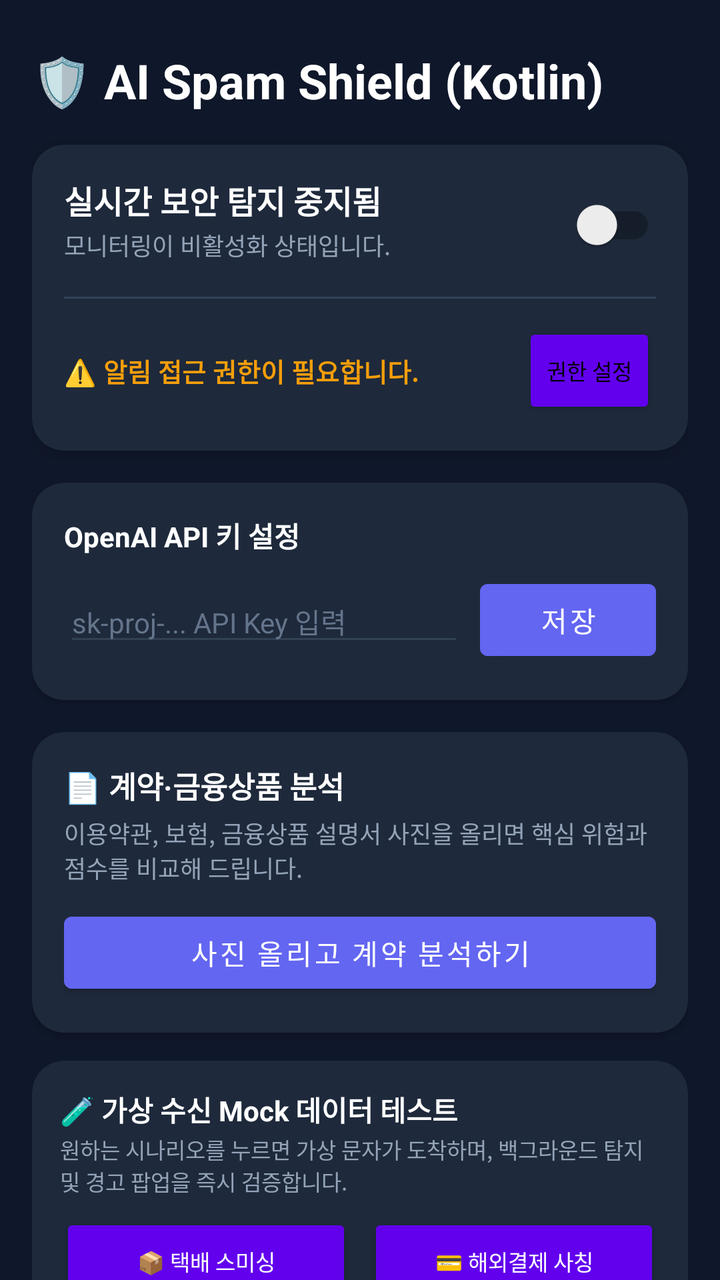
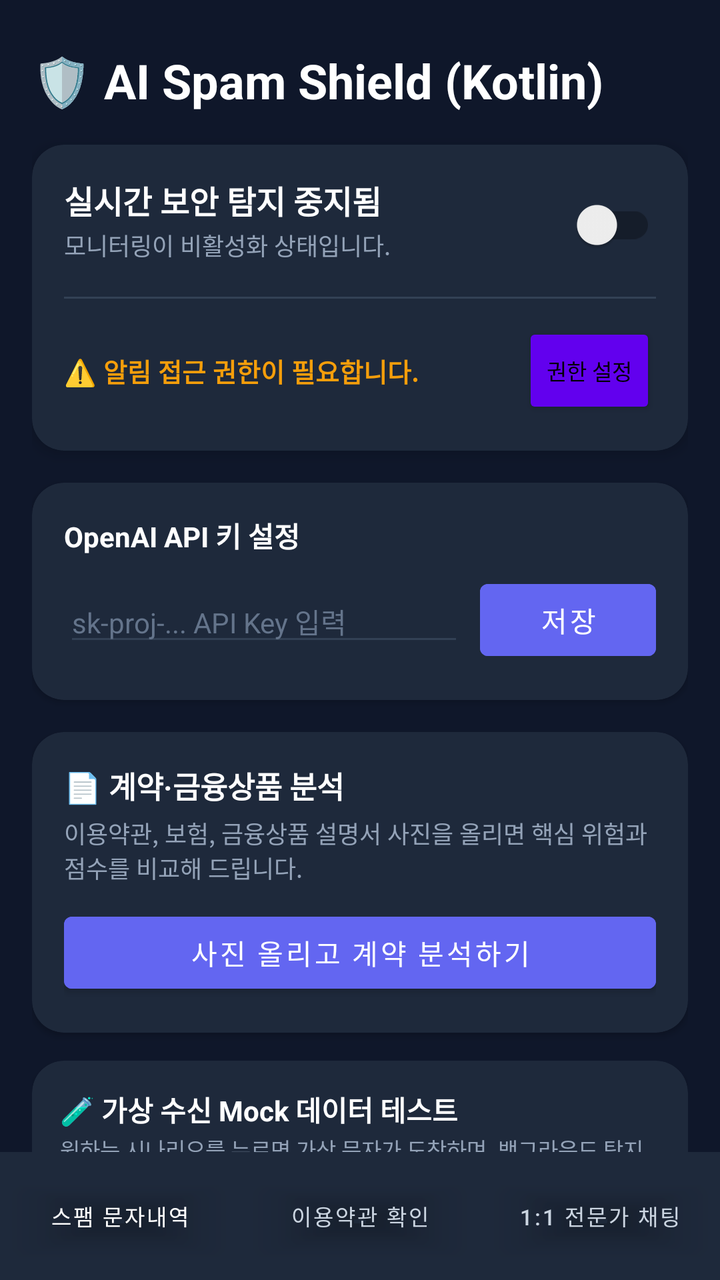

The first picture is an Android layout as it rendered before a commit; the second is the same layout after the commit. The layout source and the unified diff follow.
<!-- AndroidManifest.xml: application theme Theme.MaterialComponents.DayNight.NoActionBar -->
<!-- res/layout/activity_main.xml -->
<?xml version="1.0" encoding="utf-8"?>
<androidx.core.widget.NestedScrollView xmlns:android="http://schemas.android.com/apk/res/android"
    xmlns:app="http://schemas.android.com/apk/res-auto"
    xmlns:tools="http://schemas.android.com/tools"
    android:layout_width="match_parent"
    android:layout_height="match_parent"
    android:background="#0F172A"
    android:fillViewport="true"
    tools:context=".MainActivity">

<LinearLayout
    android:layout_width="match_parent"
    android:layout_height="wrap_content"
    android:orientation="vertical"
    android:padding="16dp">

    
    <TextView
        android:id="@+id/tvTitle"
        android:layout_width="match_parent"
        android:layout_height="wrap_content"
        android:text="🛡️ AI Spam Shield (Kotlin)"
        android:textColor="#FFFFFF"
        android:textSize="24sp"
        android:textStyle="bold"
        android:gravity="center_vertical"
        android:paddingVertical="8dp" />

    
    <androidx.cardview.widget.CardView
        android:layout_width="match_parent"
        android:layout_height="wrap_content"
        android:layout_marginVertical="8dp"
        app:cardCornerRadius="16dp"
        app:cardBackgroundColor="#1E293B"
        app:cardElevation="4dp">

        <LinearLayout
            android:layout_width="match_parent"
            android:layout_height="wrap_content"
            android:orientation="vertical"
            android:padding="16dp">

            <RelativeLayout
                android:layout_width="match_parent"
                android:layout_height="wrap_content">

                <LinearLayout
                    android:layout_width="wrap_content"
                    android:layout_height="wrap_content"
                    android:orientation="vertical"
                    android:layout_alignParentStart="true"
                    android:layout_toStartOf="@id/swMonitoring">

                    <TextView
                        android:id="@+id/tvStatusTitle"
                        android:layout_width="wrap_content"
                        android:layout_height="wrap_content"
                        android:text="실시간 보안 탐지 중지됨"
                        android:textColor="#FFFFFF"
                        android:textSize="16sp"
                        android:textStyle="bold" />

                    <TextView
                        android:id="@+id/tvStatusSub"
                        android:layout_width="wrap_content"
                        android:layout_height="wrap_content"
                        android:text="모니터링이 비활성화 상태입니다."
                        android:textColor="#94A3B8"
                        android:textSize="12sp"
                        android:layout_marginTop="2dp" />
                </LinearLayout>

                <androidx.appcompat.widget.SwitchCompat
                    android:id="@+id/swMonitoring"
                    android:layout_width="wrap_content"
                    android:layout_height="wrap_content"
                    android:layout_alignParentEnd="true"
                    android:layout_centerVertical="true" />
            </RelativeLayout>

            <View
                android:layout_width="match_parent"
                android:layout_height="1dp"
                android:background="#334155"
                android:layout_marginVertical="12dp" />

            <RelativeLayout
                android:layout_width="match_parent"
                android:layout_height="wrap_content">

                <TextView
                    android:id="@+id/tvPermissionState"
                    android:layout_width="wrap_content"
                    android:layout_height="wrap_content"
                    android:layout_centerVertical="true"
                    android:layout_alignParentStart="true"
                    android:text="⚠️ 알림 접근 권한이 필요합니다."
                    android:textColor="#F59E0B"
                    android:textSize="13sp"
                    android:textStyle="bold" />

                <Button
                    android:id="@+id/btnPermission"
                    android:layout_width="wrap_content"
                    android:layout_height="wrap_content"
                    android:layout_alignParentEnd="true"
                    android:text="권한 설정"
                    android:textSize="11sp"
                    android:paddingHorizontal="12dp"
                    android:backgroundTint="#F59E0B"
                    android:textColor="#000000"
                    style="?android:attr/buttonStyleSmall" />
            </RelativeLayout>
        </LinearLayout>
    </androidx.cardview.widget.CardView>

    
    <androidx.cardview.widget.CardView
        android:layout_width="match_parent"
        android:layout_height="wrap_content"
        android:layout_marginVertical="8dp"
        app:cardCornerRadius="16dp"
        app:cardBackgroundColor="#1E293B"
        app:cardElevation="2dp">

        <LinearLayout
            android:layout_width="match_parent"
            android:layout_height="wrap_content"
            android:orientation="vertical"
            android:padding="16dp">

            <TextView
                android:layout_width="wrap_content"
                android:layout_height="wrap_content"
                android:text="OpenAI API 키 설정"
                android:textColor="#FFFFFF"
                android:textSize="14sp"
                android:textStyle="bold" />

            <LinearLayout
                android:layout_width="match_parent"
                android:layout_height="wrap_content"
                android:orientation="horizontal"
                android:layout_marginTop="8dp">

                <EditText
                    android:id="@+id/etApiKey"
                    android:layout_width="0dp"
                    android:layout_height="wrap_content"
                    android:layout_weight="1"
                    android:hint="sk-proj-... API Key 입력"
                    android:inputType="textPassword"
                    android:textColor="#FFFFFF"
                    android:textColorHint="#64748B"
                    android:textSize="14sp"
                    android:backgroundTint="#334155" />

                <Button
                    android:id="@+id/btnSaveKey"
                    android:layout_width="wrap_content"
                    android:layout_height="wrap_content"
                    android:layout_marginStart="8dp"
                    android:text="저장"
                    android:backgroundTint="#6366F1" />
            </LinearLayout>
            </LinearLayout>
    </androidx.cardview.widget.CardView>

    
    <androidx.cardview.widget.CardView
        android:layout_width="match_parent"
        android:layout_height="wrap_content"
        android:layout_marginVertical="8dp"
        app:cardCornerRadius="16dp"
        app:cardBackgroundColor="#1E293B"
        app:cardElevation="2dp">

        <LinearLayout
            android:layout_width="match_parent"
            android:layout_height="wrap_content"
            android:orientation="vertical"
            android:padding="16dp">

            <TextView
                android:layout_width="wrap_content"
                android:layout_height="wrap_content"
                android:text="📄 계약·금융상품 분석"
                android:textColor="#FFFFFF"
                android:textSize="15sp"
                android:textStyle="bold" />

            <TextView
                android:layout_width="match_parent"
                android:layout_height="wrap_content"
                android:layout_marginTop="4dp"
                android:text="이용약관, 보험, 금융상품 설명서 사진을 올리면 핵심 위험과 점수를 비교해 드립니다."
                android:textColor="#94A3B8"
                android:textSize="12sp" />

            <Button
                android:id="@+id/btnContractAnalysis"
                android:layout_width="match_parent"
                android:layout_height="wrap_content"
                android:layout_marginTop="10dp"
                android:backgroundTint="#6366F1"
                android:text="사진 올리고 계약 분석하기"
                android:textColor="#FFFFFF" />
        </LinearLayout>
    </androidx.cardview.widget.CardView>

    
    <androidx.cardview.widget.CardView
        android:layout_width="match_parent"
        android:layout_height="wrap_content"
        android:layout_marginVertical="6dp"
        app:cardCornerRadius="16dp"
        app:cardBackgroundColor="#1E293B"
        app:cardElevation="2dp">

        <LinearLayout
            android:layout_width="match_parent"
            android:layout_height="wrap_content"
            android:orientation="vertical"
            android:padding="14dp">

            <TextView
                android:layout_width="wrap_content"
                android:layout_height="wrap_content"
                android:text="🧪 가상 수신 Mock 데이터 테스트"
                android:textColor="#FFFFFF"
                android:textSize="14sp"
                android:textStyle="bold" />

            <TextView
                android:layout_width="match_parent"
                android:layout_height="wrap_content"
                android:text="원하는 시나리오를 누르면 가상 문자가 도착하며, 백그라운드 탐지 및 경고 팝업을 즉시 검증합니다."
                android:textColor="#94A3B8"
                android:textSize="11sp"
                android:layout_marginTop="2dp" />

            
            <LinearLayout
                android:layout_width="match_parent"
                android:layout_height="wrap_content"
                android:orientation="horizontal"
                android:layout_marginTop="8dp">

                <Button
                    android:id="@+id/btnMockDelivery"
                    android:layout_width="0dp"
                    android:layout_height="wrap_content"
                    android:layout_weight="1"
                    android:text="📦 택배 스미싱"
                    android:textSize="11sp"
                    android:backgroundTint="#EF4444"
                    android:textColor="#FFFFFF"
                    style="?android:attr/buttonStyleSmall" />

                <Space
                    android:layout_width="8dp"
                    android:layout_height="wrap_content" />

                <Button
                    android:id="@+id/btnMockPayment"
                    android:layout_width="0dp"
                    android:layout_height="wrap_content"
                    android:layout_weight="1"
                    android:text="💳 해외결제 사칭"
                    android:textSize="11sp"
                    android:backgroundTint="#EF4444"
                    android:textColor="#FFFFFF"
                    style="?android:attr/buttonStyleSmall" />
            </LinearLayout>

            
            <LinearLayout
                android:layout_width="match_parent"
                android:layout_height="wrap_content"
                android:orientation="horizontal"
                android:layout_marginTop="4dp">

                <Button
                    android:id="@+id/btnMockLoan"
                    android:layout_width="0dp"
                    android:layout_height="wrap_content"
                    android:layout_weight="1"
                    android:text="💰 대출/투자 스팸"
                    android:textSize="11sp"
                    android:backgroundTint="#F97316"
                    android:textColor="#FFFFFF"
                    style="?android:attr/buttonStyleSmall" />

                <Space
                    android:layout_width="8dp"
                    android:layout_height="wrap_content" />

                <Button
                    android:id="@+id/btnMockCondolence"
                    android:layout_width="0dp"
                    android:layout_height="wrap_content"
                    android:layout_weight="1"
                    android:text="✉️ 모바일 부고장"
                    android:textSize="11sp"
                    android:backgroundTint="#DC2626"
                    android:textColor="#FFFFFF"
                    style="?android:attr/buttonStyleSmall" />
            </LinearLayout>

            
            <LinearLayout
                android:layout_width="match_parent"
                android:layout_height="wrap_content"
                android:orientation="horizontal"
                android:layout_marginTop="4dp">

                <Button
                    android:id="@+id/btnMockNormalFriend"
                    android:layout_width="0dp"
                    android:layout_height="wrap_content"
                    android:layout_weight="1"
                    android:text="☕ 친구 일상 대화"
                    android:textSize="11sp"
                    android:backgroundTint="#10B981"
                    android:textColor="#FFFFFF"
                    style="?android:attr/buttonStyleSmall" />

                <Space
                    android:layout_width="8dp"
                    android:layout_height="wrap_content" />

                <Button
                    android:id="@+id/btnMockNormalAuth"
                    android:layout_width="0dp"
                    android:layout_height="wrap_content"
                    android:layout_weight="1"
                    android:text="🔒 정상 인증번호"
                    android:textSize="11sp"
                    android:backgroundTint="#059669"
                    android:textColor="#FFFFFF"
                    style="?android:attr/buttonStyleSmall" />
            </LinearLayout>
        </LinearLayout>
    </androidx.cardview.widget.CardView>

    
    <RelativeLayout
        android:layout_width="match_parent"
        android:layout_height="wrap_content"
        android:layout_marginTop="12dp">

        <TextView
            android:layout_width="wrap_content"
            android:layout_height="wrap_content"
            android:layout_alignParentStart="true"
            android:layout_centerVertical="true"
            android:text="📋 스캔 분석 이력 로그"
            android:textColor="#FFFFFF"
            android:textSize="15sp"
            android:textStyle="bold" />

        <TextView
            android:id="@+id/tvClearLogs"
            android:layout_width="wrap_content"
            android:layout_height="wrap_content"
            android:layout_alignParentEnd="true"
            android:layout_centerVertical="true"
            android:text="비우기"
            android:textColor="#94A3B8"
            android:textSize="13sp"
            android:clickable="true"
            android:focusable="true" />
    </RelativeLayout>

    
    <androidx.recyclerview.widget.RecyclerView
        android:id="@+id/rvLogs"
        android:layout_width="match_parent"
        android:layout_height="wrap_content"
        android:layout_marginTop="8dp"
        android:nestedScrollingEnabled="false"
        tools:listitem="@layout/item_log" />

</LinearLayout>
</androidx.core.widget.NestedScrollView>
<!-- res/layout/item_log.xml (included above) -->
<?xml version="1.0" encoding="utf-8"?>
<androidx.cardview.widget.CardView xmlns:android="http://schemas.android.com/apk/res/android"
    xmlns:app="http://schemas.android.com/apk/res-auto"
    android:layout_width="match_parent"
    android:layout_height="wrap_content"
    android:layout_marginVertical="6dp"
    app:cardCornerRadius="12dp"
    app:cardBackgroundColor="#1E293B"
    app:cardElevation="2dp">

    <LinearLayout
        android:layout_width="match_parent"
        android:layout_height="wrap_content"
        android:orientation="vertical"
        android:padding="14dp">

        <RelativeLayout
            android:layout_width="match_parent"
            android:layout_height="wrap_content">

            <ImageView
                android:id="@+id/ivLogIcon"
                android:layout_width="32dp"
                android:layout_height="32dp"
                android:layout_alignParentStart="true"
                android:layout_centerVertical="true"
                android:src="@android:drawable/ic_dialog_alert"
                android:backgroundTint="#EF4444" />

            <LinearLayout
                android:layout_width="wrap_content"
                android:layout_height="wrap_content"
                android:orientation="vertical"
                android:layout_toEndOf="@id/ivLogIcon"
                android:layout_toStartOf="@id/tvLogTime"
                android:layout_marginStart="12dp"
                android:layout_centerVertical="true">

                <TextView
                    android:id="@+id/tvLogTitle"
                    android:layout_width="wrap_content"
                    android:layout_height="wrap_content"
                    android:text="010-1234-5678"
                    android:textColor="#FFFFFF"
                    android:textSize="14sp"
                    android:textStyle="bold" />

                <TextView
                    android:id="@+id/tvLogApp"
                    android:layout_width="wrap_content"
                    android:layout_height="wrap_content"
                    android:text="com.android.mms"
                    android:textColor="#64748B"
                    android:textSize="11sp" />
            </LinearLayout>

            <TextView
                android:id="@+id/tvLogTime"
                android:layout_width="wrap_content"
                android:layout_height="wrap_content"
                android:layout_alignParentEnd="true"
                android:layout_alignParentTop="true"
                android:text="12:34:56"
                android:textColor="#94A3B8"
                android:textSize="11sp" />
        </RelativeLayout>

        
        <TextView
            android:id="@+id/tvLogContent"
            android:layout_width="match_parent"
            android:layout_height="wrap_content"
            android:layout_marginTop="8dp"
            android:text="수신된 메시지 원본 텍스트 내용이 여기에 표시됩니다."
            android:textColor="#E2E8F0"
            android:textSize="13sp" />

        <View
            android:layout_width="match_parent"
            android:layout_height="1dp"
            android:background="#334155"
            android:layout_marginVertical="10dp" />

        
        <LinearLayout
            android:layout_width="match_parent"
            android:layout_height="wrap_content"
            android:orientation="vertical">

            <LinearLayout
                android:layout_width="match_parent"
                android:layout_height="wrap_content"
                android:orientation="horizontal"
                android:gravity="center_vertical">

                <TextView
                    android:layout_width="wrap_content"
                    android:layout_height="wrap_content"
                    android:text="보안 스캔 결과: "
                    android:textColor="#94A3B8"
                    android:textSize="11sp"
                    android:textStyle="bold" />

                <TextView
                    android:id="@+id/tvLogResultBadge"
                    android:layout_width="wrap_content"
                    android:layout_height="wrap_content"
                    android:text="⚠️ 스팸 (HIGH)"
                    android:textColor="#EF4444"
                    android:textSize="11sp"
                    android:textStyle="bold"
                    android:background="#3A1C22"
                    android:paddingHorizontal="6dp"
                    android:paddingVertical="2dp"
                    android:layout_marginStart="4dp" />
            </LinearLayout>

            <TextView
                android:id="@+id/tvLogReason"
                android:layout_width="match_parent"
                android:layout_height="wrap_content"
                android:layout_marginTop="6dp"
                android:text="스팸 판별 사유 및 AI 리포트 요약 텍스트"
                android:textColor="#FDBA74"
                android:textSize="12sp"
                android:lineSpacingMultiplier="1.2" />
        </LinearLayout>

    </LinearLayout>
</androidx.cardview.widget.CardView>
<!-- resources referenced by this layout -->
<resources>

</resources>

<!-- the commit's change to res/layout/activity_main.xml (unified diff, before → after) -->
@@ -1,12 +1,18 @@
 <?xml version="1.0" encoding="utf-8"?>
-<androidx.core.widget.NestedScrollView xmlns:android="http://schemas.android.com/apk/res/android"
+<LinearLayout xmlns:android="http://schemas.android.com/apk/res/android"
     xmlns:app="http://schemas.android.com/apk/res-auto"
     xmlns:tools="http://schemas.android.com/tools"
     android:layout_width="match_parent"
     android:layout_height="match_parent"
     android:background="#0F172A"
-    android:fillViewport="true"
+    android:orientation="vertical"
     tools:context=".MainActivity">
+
+<androidx.core.widget.NestedScrollView
+    android:layout_width="match_parent"
+    android:layout_height="0dp"
+    android:layout_weight="1"
+    android:fillViewport="true">
 
 <LinearLayout
     android:layout_width="match_parent"
@@ -384,6 +390,9 @@
 
 </LinearLayout>
 </androidx.core.widget.NestedScrollView>
+
+<include layout="@layout/include_bottom_navigation" />
+</LinearLayout>
 <!-- res/layout/item_log.xml (included above) -->
 <?xml version="1.0" encoding="utf-8"?>
 <androidx.cardview.widget.CardView xmlns:android="http://schemas.android.com/apk/res/android"
@@ -515,3 +524,44 @@
 
     </LinearLayout>
 </androidx.cardview.widget.CardView>
+<!-- res/layout/include_bottom_navigation.xml (included above) -->
+<?xml version="1.0" encoding="utf-8"?>
+<LinearLayout xmlns:android="http://schemas.android.com/apk/res/android"
+    android:id="@+id/bottomNavigation"
+    android:layout_width="match_parent"
+    android:layout_height="wrap_content"
+    android:background="#1E293B"
+    android:orientation="horizontal"
+    android:paddingTop="8dp"
+    android:paddingBottom="8dp">
+
+    <Button
+        android:id="@+id/navSpamLogs"
+        android:layout_width="0dp"
+        android:layout_height="wrap_content"
+        android:layout_weight="1"
+        android:backgroundTint="@android:color/transparent"
+        android:text="스팸 문자내역"
+        android:textColor="#FFFFFF"
+        android:textSize="11sp" />
+
+    <Button
+        android:id="@+id/navTerms"
+        android:layout_width="0dp"
+        android:layout_height="wrap_content"
+        android:layout_weight="1"
+        android:backgroundTint="@android:color/transparent"
+        android:text="이용약관 확인"
+        android:textColor="#CBD5E1"
+        android:textSize="11sp" />
+
+    <Button
+        android:id="@+id/navExpertChat"
+        android:layout_width="0dp"
+        android:layout_height="wrap_content"
+        android:layout_weight="1"
+        android:backgroundTint="@android:color/transparent"
+        android:text="1:1 전문가 채팅"
+        android:textColor="#CBD5E1"
+        android:textSize="11sp" />
+</LinearLayout>
